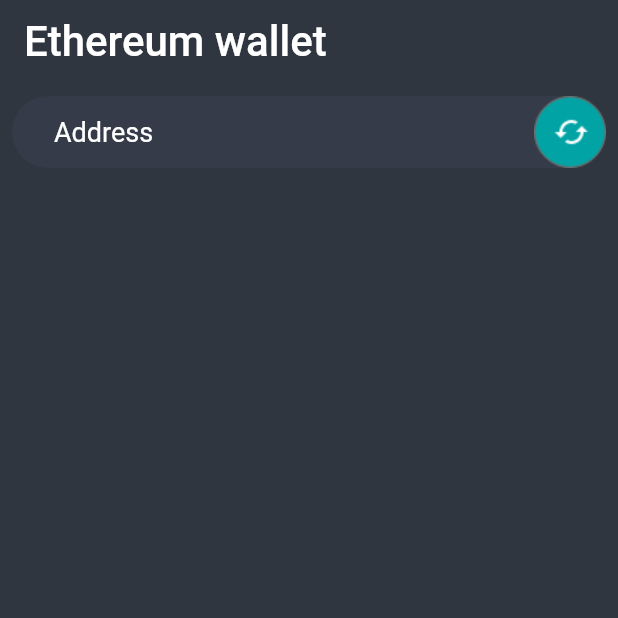
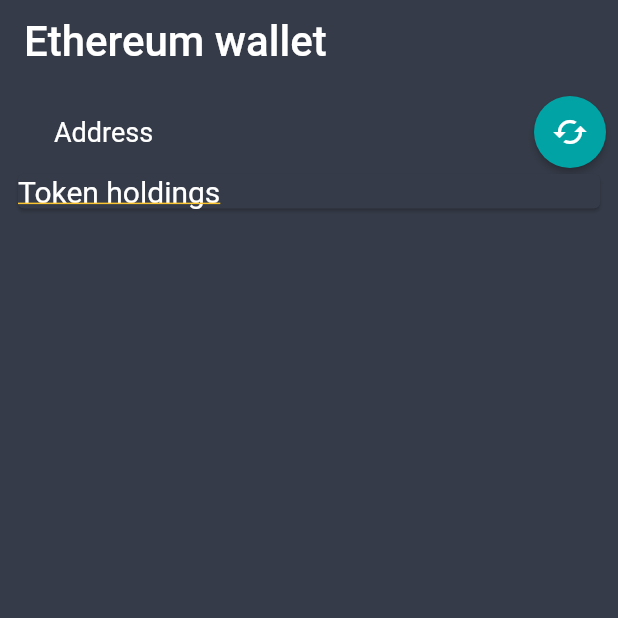
Before and after one commit to Chokohsoft/BalancETH, a Flutter app: the screen it shows after launch, on a phone screen of 412 x 824 dp, the top half of it. Run offline on Flutter 3.47's test engine with Material 2 defaults, Android fonts, the phone set to English and light mode, and no system bars; our stand-ins replace syncfusion_flutter_charts; Roboto replaces fonts that are missing (SegoeUI).

Commit message:
Constants added, cards with style and no charts

```diff
--- /dev/null
+++ b/eth_address_info/lib/Constants.dart
@@ -0,0 +1,24 @@
+import 'package:flutter/material.dart';
+
+class Constants {
+  // Colors
+  static Color cardColor = Color(0xFF353B48);
+  static Color primaryColor = Color(0xFF353B48);
+  static Color secondaryColor = Color(0xFF353B48);
+
+  // TextStyles
+  static TextStyle browserHintStyle = TextStyle(
+    fontSize: 18,
+    color: Colors.white,
+  );
+  static TextStyle browserTextStyle = TextStyle(
+    fontSize: 18,
+    color: Colors.white,
+  );
+  static TextStyle cardTitleStyle = TextStyle(
+    fontSize: 20,
+    color: Colors.white,
+    decoration: TextDecoration.underline,
+    decorationColor: Color(0xFFFBC531),
+  );
+}
--- /dev/null
+++ b/eth_address_info/lib/Home/ChartCard.dart
@@ -0,0 +1,62 @@
+import 'package:flutter/cupertino.dart';
+import 'package:flutter/material.dart';
+import 'package:syncfusion_flutter_charts/charts.dart';
+import 'package:syncfusion_flutter_charts/sparkcharts.dart';
+
+import '../Constants.dart';
+
+class Balance extends StatefulWidget {
+  final String title;
+
+  Balance({Key key, this.title}) : super(key: key);
+
+  @override
+  _BalanceState createState() => _BalanceState();
+}
+
+class _BalanceState extends State<Balance> {
+  Widget build(BuildContext context) {
+    return Card(
+      child: Material(
+        child: Column(
+          mainAxisSize: MainAxisSize.min,
+          children: [
+            // Title
+            Row(),
+          ],
+        ),
+      ),
+    );
+  }
+}
+
+class Holdings extends StatefulWidget {
+  final String title;
+
+  Holdings({Key key, this.title}) : super(key: key);
+
+  @override
+  _HoldingsState createState() => _HoldingsState();
+}
+
+class _HoldingsState extends State<Holdings> {
+  Widget build(BuildContext context) {
+    return Card(
+      child: Column(
+        children: [
+          // Title
+          Row(
+            children: [
+              Text(
+                "Token holdings",
+                style: Constants.cardTitleStyle,
+              )
+            ],
+          ),
+          // Chart
+          Row(),
+        ],
+      ),
+    );
+  }
+}
--- a/eth_address_info/lib/Home/Home.dart
+++ b/eth_address_info/lib/Home/Home.dart
@@ -1,5 +1,8 @@
 import 'package:flutter/foundation.dart';
 import 'package:flutter/material.dart';
+
+import 'ChartCard.dart';
+import '../Constants.dart';
 
 /// This is the stateful widget that the main application instantiates.
 class Home extends StatefulWidget {
@@ -15,28 +18,37 @@ class Home extends StatefulWidget {
 class _HomeState extends State<Home> {
   Widget addressBrowser = Stack(
     alignment: Alignment.centerRight,
-    children: <Widget>[
+    children: [
       TextField(
         decoration: InputDecoration(
-          fillColor: Color(0xFF353B48),
+          fillColor: Constants.secondaryColor,
           hintText: 'Address',
-          hintStyle: TextStyle(fontSize: 18, color: Colors.white),
+          hintStyle: Constants.browserHintStyle,
           border: OutlineInputBorder(
             borderRadius: BorderRadius.circular(48),
-            borderSide: BorderSide(width: 0, style: BorderStyle.none),
+            borderSide: BorderSide(
+              width: 0,
+              style: BorderStyle.none,
+            ),
           ),
           filled: true,
           contentPadding: const EdgeInsets.fromLTRB(28, 12, 48, 12),
         ),
-        style: TextStyle(fontSize: 18, color: Colors.white),
+        style: Constants.browserTextStyle,
       ),
-      Material(
-        color: Colors.transparent,
-        child: IconButton(
-          icon: Image.asset('assets/icons/update_address_browser.png'),
-          onPressed: () => print('suffix Icon Pressed'),
-          iconSize: 48,
-          padding: EdgeInsets.all(0),
+      MaterialButton(
+        color: Color(0xFF01A3A4),
+        shape: CircleBorder(),
+        onPressed: () {},
+        height: 48,
+        minWidth: 48,
+        padding: EdgeInsets.all(0),
+        child: RotatedBox(
+          quarterTurns: 1,
+          child: Icon(
+            Icons.sync,
+            color: Colors.white,
+          ),
         ),
       ),
     ],
@@ -49,13 +61,18 @@ class _HomeState extends State<Home> {
           widget.title,
           style: TextStyle(fontSize: 28),
         ),
-        backgroundColor: Color(0xFF2F3640),
+        backgroundColor: Constants.primaryColor,
         elevation: 0,
       ),
-      backgroundColor: Color(0xFF2F3640),
+      backgroundColor: Constants.primaryColor,
       body: SafeArea(
         child: Container(
-          child: ListView(children: <Widget>[this.addressBrowser]),
+          child: ListView(
+            children: [
+              this.addressBrowser,
+              Holdings(),
+            ],
+          ),
         ),
         top: true,
         bottom: true,
--- a/eth_address_info/lib/main.dart
+++ b/eth_address_info/lib/main.dart
@@ -1,5 +1,7 @@
 import 'package:eth_address_info/Home/Home.dart';
 import 'package:flutter/material.dart';
+
+import 'Constants.dart';
 
 void main() {
   runApp(App());
@@ -28,14 +30,7 @@ class App extends StatelessWidget {
 
           // Define the default font family.
           fontFamily: 'SegoeUI',
-
-          // Define the default TextTheme. Use this to specify the default
-          // text styling for headlines, titles, bodies of text, and more.
-          textTheme: TextTheme(
-            headline1: TextStyle(fontSize: 28),
-            // headline6: TextStyle(fontSize: 36.0, fontStyle: FontStyle.italic),
-            // bodyText2: TextStyle(fontSize: 14.0, fontFamily: 'Hind'),
-          ),
+          cardColor: Constants.cardColor,
         ),
         home: Home(title: _title),
       ),
--- a/eth_address_info/pubspec.yaml
+++ b/eth_address_info/pubspec.yaml
@@ -23,6 +23,7 @@ environment:
 dependencies:
   flutter:
     sdk: flutter
+  syncfusion_flutter_charts: ^18.4.39
 
 
   # The following adds the Cupertino Icons font to your application.
```
